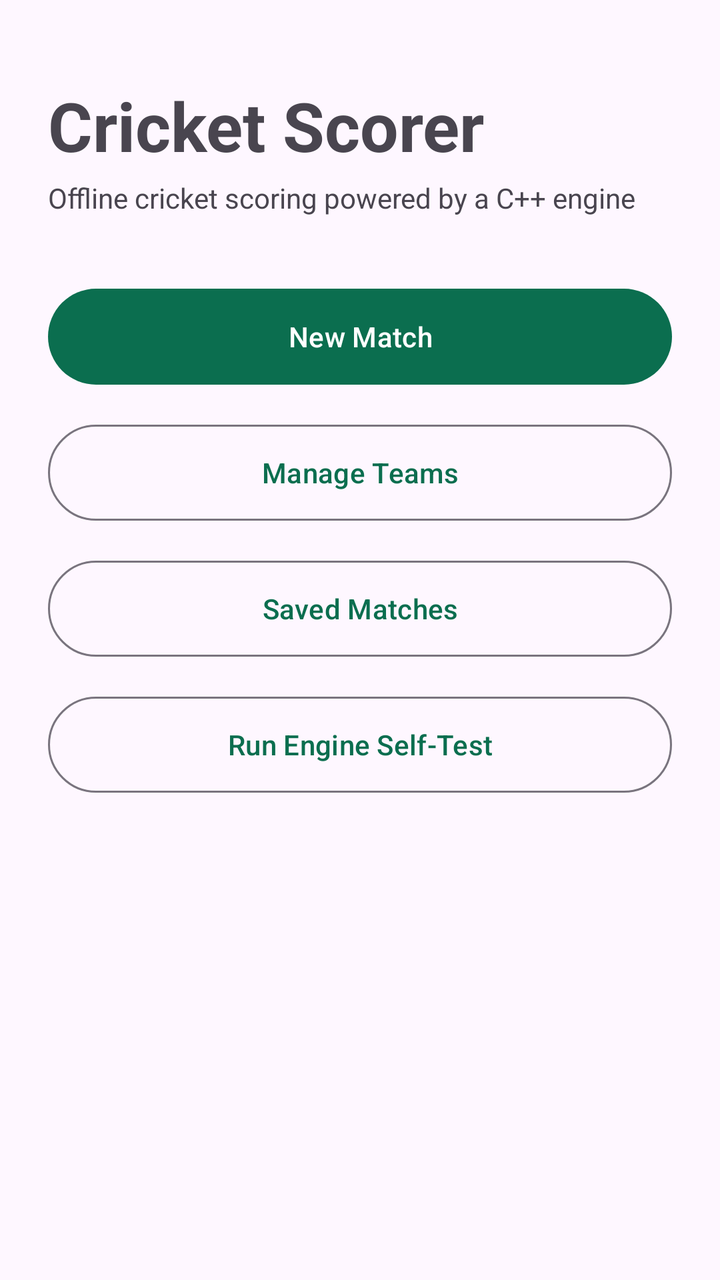
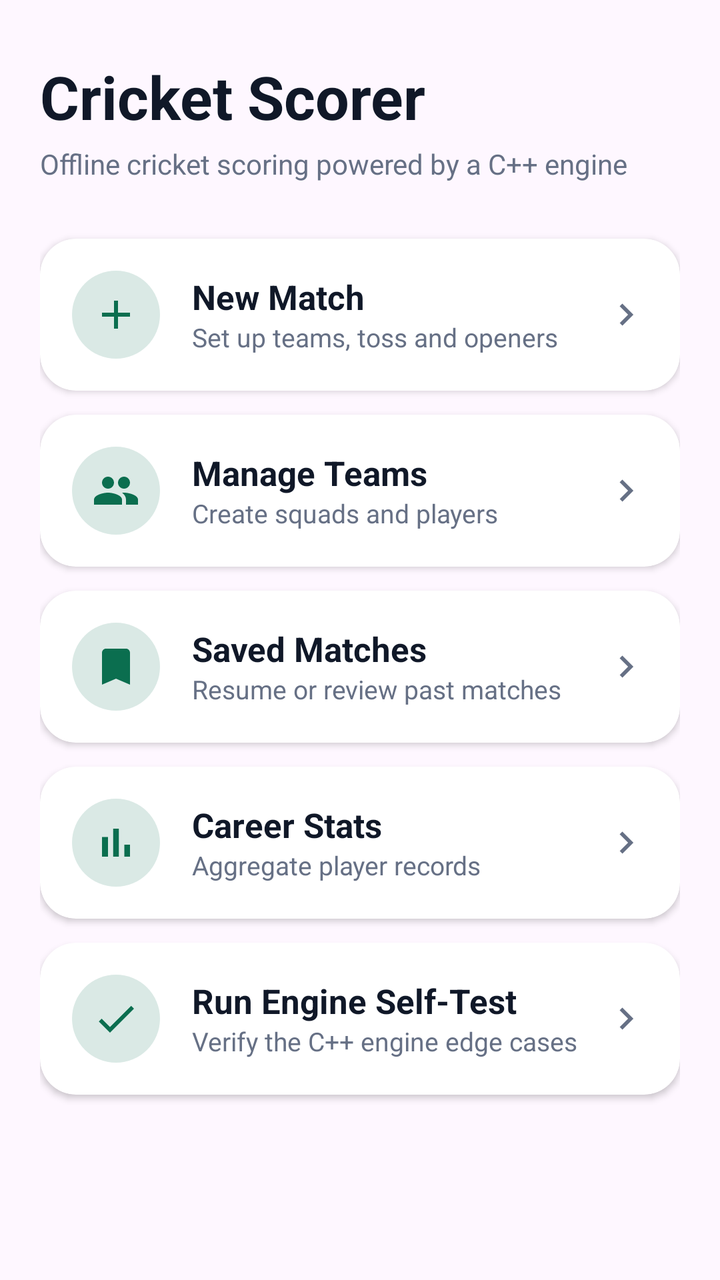

Screens rendered from an Android XML layout before and after an edit, with the pre-edit source and the edit as a unified diff.
<!-- AndroidManifest.xml: application theme Theme.CricketScorer -->
<!-- res/layout/activity_main.xml -->
<?xml version="1.0" encoding="utf-8"?>
<ScrollView xmlns:android="http://schemas.android.com/apk/res/android"
    android:layout_width="match_parent"
    android:layout_height="match_parent"
    android:fillViewport="true">

    <LinearLayout
        android:layout_width="match_parent"
        android:layout_height="wrap_content"
        android:orientation="vertical"
        android:padding="24dp">

        <TextView
            android:layout_width="wrap_content"
            android:layout_height="wrap_content"
            android:layout_marginTop="16dp"
            android:text="@string/app_name"
            android:textSize="34sp"
            android:textStyle="bold" />

        <TextView
            android:layout_width="wrap_content"
            android:layout_height="wrap_content"
            android:layout_marginTop="4dp"
            android:text="@string/home_subtitle"
            android:textSize="14sp" />

        <Button
            android:id="@+id/btnNewMatch"
            style="@style/Widget.Cricket.Button"
            android:layout_width="match_parent"
            android:layout_height="wrap_content"
            android:layout_marginTop="32dp"
            android:text="@string/home_new_match" />

        <Button
            android:id="@+id/btnTeams"
            style="@style/Widget.Cricket.OutlinedButton"
            android:layout_width="match_parent"
            android:layout_height="wrap_content"
            android:layout_marginTop="12dp"
            android:text="@string/home_manage_teams" />

        <Button
            android:id="@+id/btnSavedMatches"
            style="@style/Widget.Cricket.OutlinedButton"
            android:layout_width="match_parent"
            android:layout_height="wrap_content"
            android:layout_marginTop="12dp"
            android:text="@string/home_saved_matches" />

        <Button
            android:id="@+id/btnSelfTest"
            style="@style/Widget.Cricket.OutlinedButton"
            android:layout_width="match_parent"
            android:layout_height="wrap_content"
            android:layout_marginTop="12dp"
            android:text="@string/home_self_test" />

    </LinearLayout>
</ScrollView>
<!-- resources referenced by this layout -->
<resources>
  <string name="app_name">Cricket Scorer</string>
  <style name="Widget.Cricket.Button" parent="Widget.Material3.Button">
          <item name="android:minHeight">56dp</item>
      </style>
  <style name="Widget.Cricket.OutlinedButton" parent="Widget.Material3.Button.OutlinedButton">
          <item name="android:minHeight">56dp</item>
      </style>
  <style name="Theme.CricketScorer" parent="Theme.Material3.DayNight.NoActionBar">
          <item name="colorPrimary">@color/brand_primary</item>
          <item name="colorOnPrimary">@color/surface</item>
          <item name="colorPrimaryContainer">@color/brand_primary_dark</item>
          <item name="colorOnPrimaryContainer">@color/surface</item>
          <item name="colorSecondary">@color/brand_secondary</item>
          <item name="colorOnSecondary">#000000</item>
          <item name="android:statusBarColor" tools:targetApi="l">@color/brand_primary_dark</item>
      </style>
  <!-- unchanged entries left out for length: 9 -->
</resources>

<!-- the commit's change to res/layout/activity_main.xml (unified diff, before → after) -->
@@ -1,5 +1,6 @@
 <?xml version="1.0" encoding="utf-8"?>
 <ScrollView xmlns:android="http://schemas.android.com/apk/res/android"
+    xmlns:app="http://schemas.android.com/apk/res-auto"
     android:layout_width="match_parent"
     android:layout_height="match_parent"
     android:fillViewport="true">
@@ -8,14 +9,16 @@
         android:layout_width="match_parent"
         android:layout_height="wrap_content"
         android:orientation="vertical"
-        android:padding="24dp">
+        android:paddingHorizontal="20dp"
+        android:paddingTop="28dp"
+        android:paddingBottom="28dp">
 
         <TextView
             android:layout_width="wrap_content"
             android:layout_height="wrap_content"
-            android:layout_marginTop="16dp"
-            android:text="@string/app_name"
-            android:textSize="34sp"
+            android:text="@string/home_header_title"
+            android:textColor="@color/text_primary"
+            android:textSize="30sp"
             android:textStyle="bold" />
 
         <TextView
@@ -23,39 +26,293 @@
             android:layout_height="wrap_content"
             android:layout_marginTop="4dp"
             android:text="@string/home_subtitle"
+            android:textColor="@color/text_muted"
             android:textSize="14sp" />
 
-        <Button
-            android:id="@+id/btnNewMatch"
-            style="@style/Widget.Cricket.Button"
-            android:layout_width="match_parent"
-            android:layout_height="wrap_content"
-            android:layout_marginTop="32dp"
-            android:text="@string/home_new_match" />
-
-        <Button
-            android:id="@+id/btnTeams"
-            style="@style/Widget.Cricket.OutlinedButton"
+        <com.google.android.material.card.MaterialCardView
+            android:id="@+id/cardNewMatch"
+            style="@style/Widget.Cricket.Card"
+            android:layout_width="match_parent"
+            android:layout_height="wrap_content"
+            android:layout_marginTop="28dp"
+            android:clickable="true"
+            android:focusable="true">
+
+            <LinearLayout
+                android:layout_width="match_parent"
+                android:layout_height="wrap_content"
+                android:gravity="center_vertical"
+                android:orientation="horizontal"
+                android:padding="16dp">
+
+                <ImageView
+                    android:layout_width="44dp"
+                    android:layout_height="44dp"
+                    android:background="@drawable/bg_icon_circle"
+                    android:contentDescription="@string/home_new_match"
+                    android:padding="10dp"
+                    android:src="@drawable/ic_new_match"
+                    app:tint="@color/brand_primary" />
+
+                <LinearLayout
+                    android:layout_width="0dp"
+                    android:layout_height="wrap_content"
+                    android:layout_marginStart="16dp"
+                    android:layout_weight="1"
+                    android:orientation="vertical">
+
+                    <TextView
+                        android:layout_width="wrap_content"
+                        android:layout_height="wrap_content"
+                        android:text="@string/home_new_match"
+                        android:textColor="@color/text_primary"
+                        android:textSize="17sp"
+                        android:textStyle="bold" />
+
+                    <TextView
+                        android:layout_width="wrap_content"
+                        android:layout_height="wrap_content"
+                        android:text="@string/home_new_match_desc"
+                        android:textColor="@color/text_muted"
+                        android:textSize="13sp" />
+                </LinearLayout>
+
+                <ImageView
+                    android:layout_width="22dp"
+                    android:layout_height="22dp"
+                    android:contentDescription="@null"
+                    android:src="@drawable/ic_chevron"
+                    app:tint="@color/text_muted" />
+            </LinearLayout>
+        </com.google.android.material.card.MaterialCardView>
+
+        <com.google.android.material.card.MaterialCardView
+            android:id="@+id/cardTeams"
+            style="@style/Widget.Cricket.Card"
             android:layout_width="match_parent"
             android:layout_height="wrap_content"
             android:layout_marginTop="12dp"
-            android:text="@string/home_manage_teams" />
-
-        <Button
-            android:id="@+id/btnSavedMatches"
-            style="@style/Widget.Cricket.OutlinedButton"
+            android:clickable="true"
+            android:focusable="true">
+
+            <LinearLayout
+                android:layout_width="match_parent"
+                android:layout_height="wrap_content"
+                android:gravity="center_vertical"
+                android:orientation="horizontal"
+                android:padding="16dp">
+
+                <ImageView
+                    android:layout_width="44dp"
+                    android:layout_height="44dp"
+                    android:background="@drawable/bg_icon_circle"
+                    android:contentDescription="@string/home_manage_teams"
+                    android:padding="10dp"
+                    android:src="@drawable/ic_teams"
+                    app:tint="@color/brand_primary" />
+
+                <LinearLayout
+                    android:layout_width="0dp"
+                    android:layout_height="wrap_content"
+                    android:layout_marginStart="16dp"
+                    android:layout_weight="1"
+                    android:orientation="vertical">
+
+                    <TextView
+                        android:layout_width="wrap_content"
+                        android:layout_height="wrap_content"
+                        android:text="@string/home_manage_teams"
+                        android:textColor="@color/text_primary"
+                        android:textSize="17sp"
+                        android:textStyle="bold" />
+
+                    <TextView
+                        android:layout_width="wrap_content"
+                        android:layout_height="wrap_content"
+                        android:text="@string/home_teams_desc"
+                        android:textColor="@color/text_muted"
+                        android:textSize="13sp" />
+                </LinearLayout>
+
+                <ImageView
+                    android:layout_width="22dp"
+                    android:layout_height="22dp"
+                    android:contentDescription="@null"
+                    android:src="@drawable/ic_chevron"
+                    app:tint="@color/text_muted" />
+            </LinearLayout>
+        </com.google.android.material.card.MaterialCardView>
+
+        <com.google.android.material.card.MaterialCardView
+            android:id="@+id/cardSavedMatches"
+            style="@style/Widget.Cricket.Card"
             android:layout_width="match_parent"
             android:layout_height="wrap_content"
             android:layout_marginTop="12dp"
-            android:text="@string/home_saved_matches" />
-
-        <Button
-            android:id="@+id/btnSelfTest"
-            style="@style/Widget.Cricket.OutlinedButton"
+            android:clickable="true"
+            android:focusable="true">
+
+            <LinearLayout
+                android:layout_width="match_parent"
+                android:layout_height="wrap_content"
+                android:gravity="center_vertical"
+                android:orientation="horizontal"
+                android:padding="16dp">
+
+                <ImageView
+                    android:layout_width="44dp"
+                    android:layout_height="44dp"
+                    android:background="@drawable/bg_icon_circle"
+                    android:contentDescription="@string/home_saved_matches"
+                    android:padding="10dp"
+                    android:src="@drawable/ic_saved"
+                    app:tint="@color/brand_primary" />
+
+                <LinearLayout
+                    android:layout_width="0dp"
+                    android:layout_height="wrap_content"
+                    android:layout_marginStart="16dp"
+                    android:layout_weight="1"
+                    android:orientation="vertical">
+
+                    <TextView
+                        android:layout_width="wrap_content"
+                        android:layout_height="wrap_content"
+                        android:text="@string/home_saved_matches"
+                        android:textColor="@color/text_primary"
+                        android:textSize="17sp"
+                        android:textStyle="bold" />
+
+                    <TextView
+                        android:layout_width="wrap_content"
+                        android:layout_height="wrap_content"
+                        android:text="@string/home_saved_desc"
+                        android:textColor="@color/text_muted"
+                        android:textSize="13sp" />
+                </LinearLayout>
+
+                <ImageView
+                    android:layout_width="22dp"
+                    android:layout_height="22dp"
+                    android:contentDescription="@null"
+                    android:src="@drawable/ic_chevron"
+                    app:tint="@color/text_muted" />
+            </LinearLayout>
+        </com.google.android.material.card.MaterialCardView>
+
+        <com.google.android.material.card.MaterialCardView
+            android:id="@+id/cardCareerStats"
+            style="@style/Widget.Cricket.Card"
             android:layout_width="match_parent"
             android:layout_height="wrap_content"
             android:layout_marginTop="12dp"
-            android:text="@string/home_self_test" />
+            android:clickable="true"
+            android:focusable="true">
+
+            <LinearLayout
+                android:layout_width="match_parent"
+                android:layout_height="wrap_content"
+                android:gravity="center_vertical"
+                android:orientation="horizontal"
+                android:padding="16dp">
+
+                <ImageView
+                    android:layout_width="44dp"
+                    android:layout_height="44dp"
+                    android:background="@drawable/bg_icon_circle"
+                    android:contentDescription="@string/home_career_stats"
+                    android:padding="10dp"
+                    android:src="@drawable/ic_stats"
+                    app:tint="@color/brand_primary" />
+
+                <LinearLayout
+                    android:layout_width="0dp"
+                    android:layout_height="wrap_content"
+                    android:layout_marginStart="16dp"
+                    android:layout_weight="1"
+                    android:orientation="vertical">
+
+                    <TextView
+                        android:layout_width="wrap_content"
+                        android:layout_height="wrap_content"
+                        android:text="@string/home_career_stats"
+                        android:textColor="@color/text_primary"
+                        android:textSize="17sp"
+                        android:textStyle="bold" />
+
+                    <TextView
+                        android:layout_width="wrap_content"
+                        android:layout_height="wrap_content"
+                        android:text="@string/home_stats_desc"
+                        android:textColor="@color/text_muted"
+                        android:textSize="13sp" />
+                </LinearLayout>
+
+                <ImageView
+                    android:layout_width="22dp"
+                    android:layout_height="22dp"
+                    android:contentDescription="@null"
+                    android:src="@drawable/ic_chevron"
+                    app:tint="@color/text_muted" />
+            </LinearLayout>
+        </com.google.android.material.card.MaterialCardView>
+
+        <com.google.android.material.card.MaterialCardView
+            android:id="@+id/cardSelfTest"
+            style="@style/Widget.Cricket.Card"
+            android:layout_width="match_parent"
+            android:layout_height="wrap_content"
+            android:layout_marginTop="12dp"
+            android:clickable="true"
+            android:focusable="true">
+
+            <LinearLayout
+                android:layout_width="match_parent"
+                android:layout_height="wrap_content"
+                android:gravity="center_vertical"
+                android:orientation="horizontal"
+                android:padding="16dp">
+
+                <ImageView
+                    android:layout_width="44dp"
+                    android:layout_height="44dp"
+                    android:background="@drawable/bg_icon_circle"
+                    android:contentDescription="@string/home_self_test"
+                    android:padding="10dp"
+                    android:src="@drawable/ic_self_test"
+                    app:tint="@color/brand_primary" />
+
+                <LinearLayout
+                    android:layout_width="0dp"
+                    android:layout_height="wrap_content"
+                    android:layout_marginStart="16dp"
+                    android:layout_weight="1"
+                    android:orientation="vertical">
+
+                    <TextView
+                        android:layout_width="wrap_content"
+                        android:layout_height="wrap_content"
+                        android:text="@string/home_self_test"
+                        android:textColor="@color/text_primary"
+                        android:textSize="17sp"
+                        android:textStyle="bold" />
+
+                    <TextView
+                        android:layout_width="wrap_content"
+                        android:layout_height="wrap_content"
+                        android:text="@string/home_self_test_desc"
+                        android:textColor="@color/text_muted"
+                        android:textSize="13sp" />
+                </LinearLayout>
+
+                <ImageView
+                    android:layout_width="22dp"
+                    android:layout_height="22dp"
+                    android:contentDescription="@null"
+                    android:src="@drawable/ic_chevron"
+                    app:tint="@color/text_muted" />
+            </LinearLayout>
+        </com.google.android.material.card.MaterialCardView>
 
     </LinearLayout>
 </ScrollView>
<!-- resource entries referenced after the edit -->
@@ -1,11 +1,84 @@
 <!-- resources referenced by this layout -->
 <resources>
-  <string name="app_name">Cricket Scorer</string>
-  <style name="Widget.Cricket.Button" parent="Widget.Material3.Button">
-          <item name="android:minHeight">56dp</item>
-      </style>
-  <style name="Widget.Cricket.OutlinedButton" parent="Widget.Material3.Button.OutlinedButton">
-          <item name="android:minHeight">56dp</item>
+  <color name="text_muted">#667085</color>
+  <color name="text_primary">#101828</color>
+  <!-- drawable bg_icon_circle (drawable) -->
+  <?xml version="1.0" encoding="utf-8"?>
+  <shape xmlns:android="http://schemas.android.com/apk/res/android"
+      android:shape="oval">
+      <solid android:color="#260B6E4F" />
+  </shape>
+  <!-- drawable ic_chevron (drawable) -->
+  <vector xmlns:android="http://schemas.android.com/apk/res/android"
+      android:width="24dp"
+      android:height="24dp"
+      android:viewportWidth="24"
+      android:viewportHeight="24">
+      <path
+          android:fillColor="#FF000000"
+          android:pathData="M10,6L8.59,7.41 13.17,12l-4.58,4.59L10,18l6,-6z" />
+  </vector>
+  <!-- drawable ic_new_match (drawable) -->
+  <vector xmlns:android="http://schemas.android.com/apk/res/android"
+      android:width="24dp"
+      android:height="24dp"
+      android:viewportWidth="24"
+      android:viewportHeight="24">
+      <path
+          android:fillColor="#FF000000"
+          android:pathData="M19,13h-6v6h-2v-6H5v-2h6V5h2v6h6v2z" />
+  </vector>
+  <!-- drawable ic_saved (drawable) -->
+  <vector xmlns:android="http://schemas.android.com/apk/res/android"
+      android:width="24dp"
+      android:height="24dp"
+      android:viewportWidth="24"
+      android:viewportHeight="24">
+      <path
+          android:fillColor="#FF000000"
+          android:pathData="M17,3H7c-1.1,0 -2,0.9 -2,2v16l7,-3 7,3V5c0,-1.1 -0.9,-2 -2,-2z" />
+  </vector>
+  <!-- drawable ic_self_test (drawable) -->
+  <vector xmlns:android="http://schemas.android.com/apk/res/android"
+      android:width="24dp"
+      android:height="24dp"
+      android:viewportWidth="24"
+      android:viewportHeight="24">
+      <path
+          android:fillColor="#FF000000"
+          android:pathData="M9,16.17L4.83,12l-1.42,1.41L9,19 21,7l-1.41,-1.41z" />
+  </vector>
+  <!-- drawable ic_stats (drawable) -->
+  <vector xmlns:android="http://schemas.android.com/apk/res/android"
+      android:width="24dp"
+      android:height="24dp"
+      android:viewportWidth="24"
+      android:viewportHeight="24">
+      <path
+          android:fillColor="#FF000000"
+          android:pathData="M5,9.2h3V19H5zM10.6,5h2.8v14h-2.8zM16.2,13H19v6h-2.8z" />
+  </vector>
+  <!-- drawable ic_teams (drawable) -->
+  <vector xmlns:android="http://schemas.android.com/apk/res/android"
+      android:width="24dp"
+      android:height="24dp"
+      android:viewportWidth="24"
+      android:viewportHeight="24">
+      <path
+          android:fillColor="#FF000000"
+          android:pathData="M16,11c1.66,0 2.99,-1.34 2.99,-3S17.66,5 16,5c-1.66,0 -3,1.34 -3,3s1.34,3 3,3zM8,11c1.66,0 2.99,-1.34 2.99,-3S9.66,5 8,5C6.34,5 5,6.34 5,8s1.34,3 3,3zM8,13c-2.33,0 -7,1.17 -7,3.5L1,19h14v-2.5c0,-2.33 -4.67,-3.5 -7,-3.5zM16,13c-0.29,0 -0.62,0.02 -0.97,0.05 1.16,0.84 1.97,1.97 1.97,3.45L17,19h6v-2.5c0,-2.33 -4.67,-3.5 -7,-3.5z" />
+  </vector>
+  <string name="home_career_stats">Career Stats</string>
+  <string name="home_header_title">Cricket Scorer</string>
+  <string name="home_new_match_desc">Set up teams, toss and openers</string>
+  <string name="home_saved_desc">Resume or review past matches</string>
+  <string name="home_self_test_desc">Verify the C++ engine edge cases</string>
+  <string name="home_stats_desc">Aggregate player records</string>
+  <string name="home_teams_desc">Create squads and players</string>
+  <style name="Widget.Cricket.Card" parent="Widget.Material3.CardView.Elevated">
+          <item name="cardCornerRadius">18dp</item>
+          <item name="cardElevation">2dp</item>
+          <item name="cardBackgroundColor">@color/card_surface</item>
       </style>
   <style name="Theme.CricketScorer" parent="Theme.Material3.DayNight.NoActionBar">
           <item name="colorPrimary">@color/brand_primary</item>
@@ -15,6 +88,14 @@
           <item name="colorSecondary">@color/brand_secondary</item>
           <item name="colorOnSecondary">#000000</item>
           <item name="android:statusBarColor" tools:targetApi="l">@color/brand_primary_dark</item>
+          <item name="android:windowAnimationStyle">@style/Cricket.WindowAnimation</item>
+      </style>
+  <color name="card_surface">#FFFFFF</color>
+  <style name="Cricket.WindowAnimation" parent="@android:style/Animation.Activity">
+          <item name="android:activityOpenEnterAnimation">@anim/slide_in_right</item>
+          <item name="android:activityOpenExitAnimation">@anim/slide_out_left</item>
+          <item name="android:activityCloseEnterAnimation">@anim/slide_in_left</item>
+          <item name="android:activityCloseExitAnimation">@anim/slide_out_right</item>
       </style>
   <!-- unchanged entries left out for length: 9 -->
 </resources>
